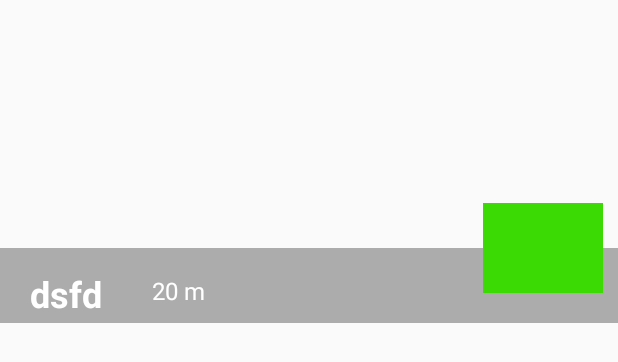
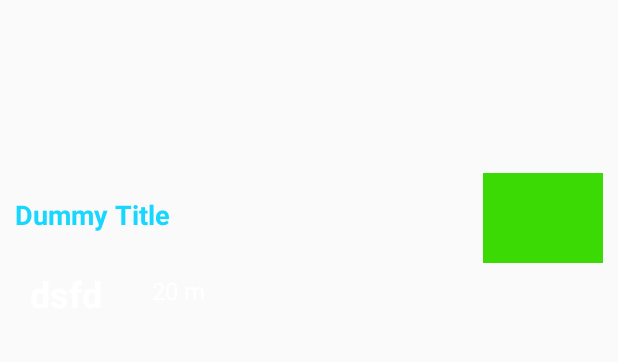
Before and after one commit to Yuva11/hb_android, an Android app: the layout fragment_imagelayout.xml on its own in the app's theme, with its tools: preview values and no code run, on a phone screen of 412 x 824 dp. Shown: the top 362 px of the screen. Run offline under Robolectric (Android 15) with nearby library versions, the phone set to English and light mode, and no system bars; network calls fail.

Commit message:
some more UI changes

```diff
--- a/app/src/main/res/layout/fragment_imagelayout.xml
+++ b/app/src/main/res/layout/fragment_imagelayout.xml
@@ -13,6 +13,20 @@
         android:layout_alignParentTop="true"
         android:adjustViewBounds="true"
         android:scaleType="centerCrop" />
+
+    <TextView
+        android:id="@+id/textViewimgname"
+        android:layout_width="wrap_content"
+        android:layout_height="wrap_content"
+        android:layout_marginLeft="10dp"
+        android:layout_marginTop="10dp"
+        android:singleLine="true"
+        android:textColor="#ff17d6ff"
+        android:textSize="18sp"
+        android:textStyle="bold"
+        android:text="Dummy Title"
+        android:layout_alignParentBottom="true"
+        android:layout_marginBottom="60dp" />
 
     <LinearLayout
         android:id="@+id/linearview"
@@ -44,19 +58,7 @@
         android:layout_width="match_parent"
         android:layout_height="50dp"
         android:layout_alignParentBottom="true"
-        android:layout_marginTop="100dp"
-        android:background="#50000000" >
-
-        <TextView
-            android:id="@+id/textViewimgname"
-            android:layout_width="wrap_content"
-            android:layout_height="wrap_content"
-            android:layout_marginLeft="10dp"
-            android:layout_marginTop="10dp"
-            android:singleLine="true"
-            android:textColor="#ffffff"
-            android:textSize="18sp"
-            android:textStyle="bold" />
+        android:layout_marginTop="100dp">
 
         <LinearLayout
             android:layout_width="wrap_content"
@@ -131,7 +133,7 @@
         android:background="#ff3bda04"
         android:layout_alignParentBottom="true"
         android:layout_alignParentRight="true"
-        android:layout_marginBottom="20dp"
+        android:layout_marginBottom="40dp"
         android:layout_marginRight="10dp" />
 
 </RelativeLayout>
--- a/app/src/main/res/values/strings.xml
+++ b/app/src/main/res/values/strings.xml
@@ -123,7 +123,12 @@
      <string name="serverurl_test">http://hbservice.finateltech.com:9090/</string>
     -->
 
+    <!--
     <string name="serverurl_test">http://service.hungrybells.in:9090/</string>
+    -->
+    <!-- Test URL -->
+     <string name="serverurl_test">http://service.hungrybells.in:9090/</string>
+
    <!-- <string name="facebookauth">http://hbservice.finateltech.com:9090/auth/facebook?scope=public_profile,email</string>
    <string name="paymentcallback">http://hbservice.finateltech.com:9090/paymentresponse/addresponse</string>
     <string name="twitterauth">http://hbservice.finateltech.com:9090/auth/twitter</string>
```
Also changed, not shown: app/src/main/java/com/HungryBells/activity/adapter/DealsPageAdapter.java (+10 -6 lines), app/src/main/res/layout/fragment_bestpick_list_item.xml (added, +115 -0 lines), 3 other files.
